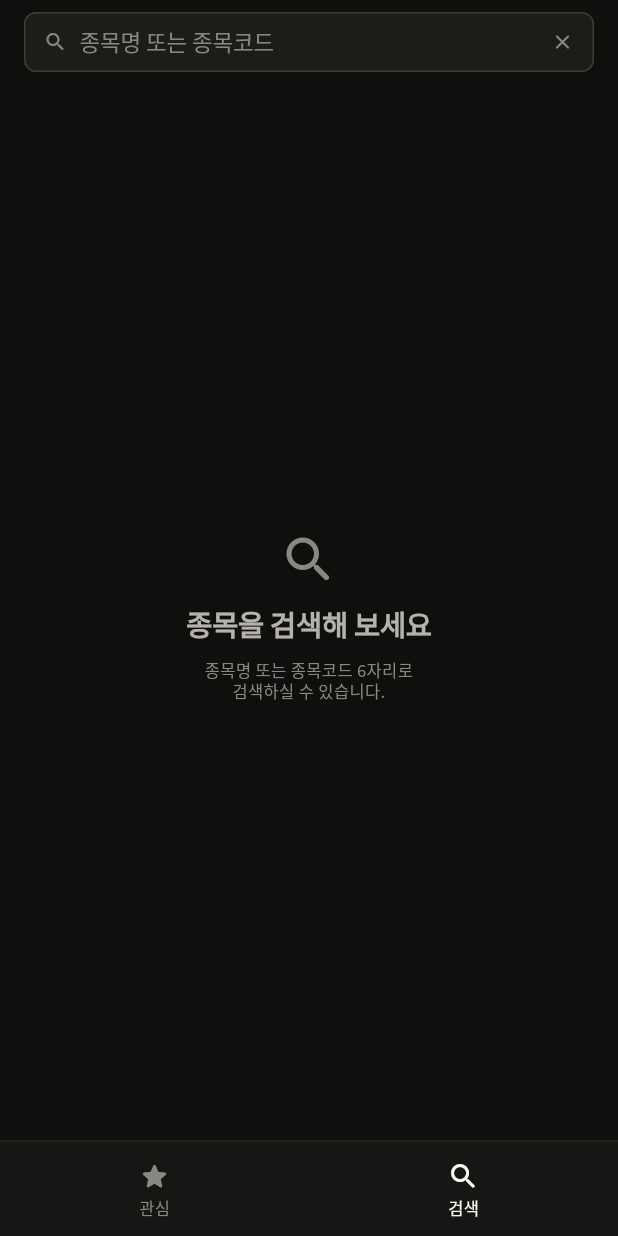
After one commit to developer-kanghyun/edencrew-assignment, a Flutter app: the screen it shows after launch, after a tap on "검색", on a phone screen of 412 x 824 dp. The commit adds this screen. Run offline on Flutter 3.47's test engine with Material 3 defaults, Android fonts, the phone set to English and light mode, and no system bars; missing offline and left inert: cp949_codec.

Commit message:
feat: 검색 화면
- 입력창, 결과 목록, 초기 빈 상태, 결과 없음, 토스트
- 토스트는 2초 뒤 사라짐. 투명도만 0으로 두면 낭독기가 읽어서 트리에서 빼도록 함
- 별 탭 영역을 44pt로. 아이콘 22pt는 HIG 권장치의 절반이고 IconButton도 48로 잡음
- 아이콘 위치와 Identity 폭은 시안과 동일. 오른쪽 여백에서 뺀 만큼 아이콘에 붙여 상쇄
- 검색어가 길면 안내 문구 안에서만 20자로 자름. 입력값은 그대로 둠
- 빈 상태 레이아웃이 관심 화면과 같아 공용 위젯으로 분리

```diff
--- /dev/null
+++ b/lib/screens/search_screen.dart
@@ -0,0 +1,252 @@
+import 'dart:async';
+
+import 'package:flutter/material.dart';
+
+import '../models/search_result.dart';
+import '../state/app_scope.dart';
+import '../state/favorites_state.dart';
+import '../state/search_state.dart';
+import '../theme/app_text_styles.dart';
+import '../theme/theme.dart';
+import '../widgets/empty_state.dart';
+import '../widgets/favorite_toast.dart';
+import '../widgets/search_field.dart';
+import '../widgets/search_result_row.dart';
+
+/// `02 · 검색` 화면. 결과 목록, 초기 빈 상태, 결과 없음, 토스트가 여기에 있다.
+class SearchScreen extends StatefulWidget {
+  const SearchScreen({super.key});
+
+  @override
+  State<SearchScreen> createState() => _SearchScreenState();
+}
+
+class _SearchScreenState extends State<SearchScreen> {
+  final TextEditingController _controller = TextEditingController();
+
+  SearchState? _search;
+
+  /// 토스트가 떠 있으면 등록(true) / 해제(false), 없으면 null.
+  bool? _toastRegistered;
+  Timer? _toastTimer;
+
+  /// 시안에 노출 시간이 없어 직접 정했다. 문구를 읽기에 충분하면서
+  /// 다음 조작을 방해하지 않는 길이로 2초를 골랐다.
+  static const Duration _toastDuration = Duration(seconds: 2);
+
+  /// 토스트와 탭 바 사이 간격 (시안 값).
+  static const double _toastBottomGap = 12;
+
+  @override
+  void didChangeDependencies() {
+    super.didChangeDependencies();
+    _search ??= SearchState(AppScope.of(context).repository);
+  }
+
+  @override
+  void dispose() {
+    _controller.dispose();
+    _toastTimer?.cancel();
+    _search?.dispose();
+    super.dispose();
+  }
+
+  void _onToggleFavorite(SearchResult result) {
+    final FavoritesState favorites = AppScope.of(context).favorites;
+    final bool willRegister = !favorites.isFavorite(result.symbol);
+
+    favorites.toggle(
+      symbol: result.symbol,
+      name: result.name,
+      marketName: result.marketName,
+    );
+
+    // 연달아 누르면 이전 토스트를 교체한다. 쌓이면 화면을 가린다.
+    _toastTimer?.cancel();
+    setState(() => _toastRegistered = willRegister);
+    _toastTimer = Timer(_toastDuration, () {
+      if (mounted) setState(() => _toastRegistered = null);
+    });
+  }
+
+  void _onClear() {
+    _controller.clear();
+    _search!.clear();
+  }
+
+  @override
+  Widget build(BuildContext context) {
+    final SearchState search = _search!;
+    final FavoritesState favorites = AppScope.of(context).favorites;
+
+    return Stack(
+      children: <Widget>[
+        Column(
+          children: <Widget>[
+            SearchField(
+              controller: _controller,
+              onChanged: search.onQueryChanged,
+              onClear: _onClear,
+            ),
+            Expanded(
+              child: ListenableBuilder(
+                listenable: Listenable.merge(<Listenable>[search, favorites]),
+                builder: (BuildContext context, _) =>
+                    _Body(search: search, onToggleFavorite: _onToggleFavorite),
+              ),
+            ),
+          ],
+        ),
+        Positioned(
+          left: context.dimens.space4,
+          right: context.dimens.space4,
+          bottom: _toastBottomGap,
+          child: _ToastSlot(registered: _toastRegistered),
+        ),
+      ],
+    );
+  }
+}
+
+/// 토스트가 뜨고 사라지는 동작. 시안에 정의가 없어 직접 정했다.
+/// 갑자기 나타났다 사라지면 눈에 거슬려서 아래에서 올라오며 서서히 나타난다.
+class _ToastSlot extends StatelessWidget {
+  const _ToastSlot({required this.registered});
+
+  final bool? registered;
+
+  @override
+  Widget build(BuildContext context) {
+    // 숨길 때 투명도만 0으로 두면 위젯이 트리에 남아 화면 낭독기가 읽어버린다.
+    // AnimatedSwitcher는 사라진 뒤 트리에서 빼준다.
+    return IgnorePointer(
+      child: AnimatedSwitcher(
+        duration: const Duration(milliseconds: 200),
+        switchInCurve: Curves.easeOut,
+        switchOutCurve: Curves.easeIn,
+        transitionBuilder: (Widget child, Animation<double> animation) {
+          return FadeTransition(
+            opacity: animation,
+            child: SlideTransition(
+              position: Tween<Offset>(
+                begin: const Offset(0, 0.3),
+                end: Offset.zero,
+              ).animate(animation),
+              child: child,
+            ),
+          );
+        },
+        child: registered == null
+            ? const SizedBox.shrink()
+            : FavoriteToast(
+                key: ValueKey<bool>(registered!),
+                registered: registered!,
+              ),
+      ),
+    );
+  }
+}
+
+class _Body extends StatelessWidget {
+  const _Body({required this.search, required this.onToggleFavorite});
+
+  final SearchState search;
+  final ValueChanged<SearchResult> onToggleFavorite;
+
+  /// 검색어가 아주 길면 빈 상태 문구가 화면을 덮는다. 시안에 정의가 없어
+  /// 문구 안에서만 잘라 보여주기로 했다. 입력값 자체는 건드리지 않는다.
+  static const int _queryPreviewLimit = 20;
+
+  String get _queryPreview {
+    final String query = search.query.trim();
+    return query.length <= _queryPreviewLimit
+        ? query
+        : '${query.substring(0, _queryPreviewLimit)}…';
+  }
+
+  @override
+  Widget build(BuildContext context) {
+    if (search.errorMessage != null) {
+      return _ErrorState(message: search.errorMessage!);
+    }
+
+    if (search.isBeforeSearch) {
+      return const EmptyState(
+        icon: Icons.search_rounded,
+        title: '종목을 검색해 보세요',
+        description: '종목명 또는 종목코드 6자리로\n검색하실 수 있습니다.',
+      );
+    }
+
+    if (search.isLoading) {
+      return const _LoadingState();
+    }
+
+    if (search.hasNoResult) {
+      return EmptyState(
+        icon: Icons.search_off_rounded,
+        title: '검색 결과가 없습니다',
+        description: "'$_queryPreview'와\n일치하는 검색 결과를 찾지 못했습니다.",
+      );
+    }
+
+    final FavoritesState favorites = AppScope.of(context).favorites;
+
+    return ListView.builder(
+      keyboardDismissBehavior: ScrollViewKeyboardDismissBehavior.onDrag,
+      itemCount: search.results.length,
+      itemBuilder: (BuildContext context, int index) {
+        final SearchResult result = search.results[index];
+        return SearchResultRow(
+          result: result,
+          query: search.query,
+          // 별표는 화면이 들고 있지 않고 매번 FavoritesState에 묻는다.
+          isFavorite: favorites.isFavorite(result.symbol),
+          onToggleFavorite: () => onToggleFavorite(result),
+          onTap: () {},
+        );
+      },
+    );
+  }
+}
+
+/// 검색 중 표시. 시안에 없는 상태라 목록 자리에 조용히 넣었다.
+class _LoadingState extends StatelessWidget {
+  const _LoadingState();
+
+  @override
+  Widget build(BuildContext context) {
+    return Center(
+      child: SizedBox(
+        width: context.dimens.iconMd,
+        height: context.dimens.iconMd,
+        child: CircularProgressIndicator(
+          strokeWidth: 2,
+          color: context.colors.textTertiary,
+        ),
+      ),
+    );
+  }
+}
+
+class _ErrorState extends StatelessWidget {
+  const _ErrorState({required this.message});
+
+  final String message;
+
+  @override
+  Widget build(BuildContext context) {
+    return Center(
+      child: Padding(
+        padding: EdgeInsets.symmetric(horizontal: context.dimens.space4),
+        child: Text(
+          message,
+          textAlign: TextAlign.center,
+          style: AppTextStyles.rowSecondary.copyWith(
+            color: context.colors.feedbackWarning,
+          ),
+        ),
+      ),
+    );
+  }
+}
--- a/lib/screens/watchlist_screen.dart
+++ b/lib/screens/watchlist_screen.dart
@@ -5,6 +5,7 @@ import '../state/app_scope.dart';
 import '../state/favorites_state.dart';
 import '../theme/app_text_styles.dart';
 import '../theme/theme.dart';
+import '../widgets/empty_state.dart';
 import '../widgets/watchlist_row.dart';
 
 /// `01 · 관심` 화면. 목록, 빈 상태, 정렬 바텀시트가 모두 여기에 있다.
@@ -43,7 +44,11 @@ class _WatchlistScreenState extends State<WatchlistScreen> {
               _ErrorBanner(message: favorites.errorMessage!),
             Expanded(
               child: favorites.isEmpty
-                  ? const _EmptyState()
+                  ? const EmptyState(
+                      icon: Icons.star_border_rounded,
+                      title: '관심 종목이 없습니다',
+                      description: '검색 탭에서 종목을 찾아\n별 아이콘을 눌러 추가해 주세요.',
+                    )
                   : _StockList(favorites: favorites),
             ),
           ],
@@ -131,50 +136,6 @@ class _StockList extends StatelessWidget {
         itemCount: stocks.length,
         itemBuilder: (BuildContext context, int index) =>
             WatchlistRow(stock: stocks[index]),
-      ),
-    );
-  }
-}
-
-/// `01 · 관심_empty`. 헤더와 탭바는 그대로 두고 목록 자리만 바뀐다.
-class _EmptyState extends StatelessWidget {
-  const _EmptyState();
-
-  static const double _starSize = 40;
-
-  @override
-  Widget build(BuildContext context) {
-    final AppColors colors = context.colors;
-    final AppDimens dimens = context.dimens;
-
-    return Center(
-      child: Padding(
-        padding: EdgeInsets.symmetric(horizontal: dimens.space4),
-        child: Column(
-          mainAxisSize: MainAxisSize.min,
-          children: <Widget>[
-            Icon(
-              Icons.star_border_rounded,
-              size: _starSize,
-              color: colors.textTertiary,
-            ),
-            SizedBox(height: dimens.space3),
-            Text(
-              '관심 종목이 없습니다',
-              style: AppTextStyles.screenTitle.copyWith(
-                color: colors.textSecondary,
-              ),
-            ),
-            SizedBox(height: dimens.space3),
-            Text(
-              '검색 탭에서 종목을 찾아\n별 아이콘을 눌러 추가해 주세요.',
-              textAlign: TextAlign.center,
-              style: AppTextStyles.rowSecondary.copyWith(
-                color: colors.textTertiary,
-              ),
-            ),
-          ],
-        ),
       ),
     );
   }
--- /dev/null
+++ b/lib/widgets/empty_state.dart
@@ -0,0 +1,57 @@
+import 'package:flutter/material.dart';
+
+import '../theme/app_text_styles.dart';
+import '../theme/theme.dart';
+
+/// 목록 자리에 들어가는 빈 상태.
+///
+/// 관심 화면과 검색 화면이 같은 레이아웃을 쓴다 — 아이콘 40, 간격 12,
+/// 제목(`textSecondary`), 간격 12, 안내 문구(`textTertiary`, 가운데 정렬).
+class EmptyState extends StatelessWidget {
+  const EmptyState({
+    required this.icon,
+    required this.title,
+    required this.description,
+    super.key,
+  });
+
+  final IconData icon;
+  final String title;
+  final String description;
+
+  static const double _iconSize = 40;
+
+  @override
+  Widget build(BuildContext context) {
+    final AppColors colors = context.colors;
+    final AppDimens dimens = context.dimens;
+
+    return Center(
+      child: Padding(
+        padding: EdgeInsets.symmetric(horizontal: dimens.space4),
+        child: Column(
+          mainAxisSize: MainAxisSize.min,
+          children: <Widget>[
+            Icon(icon, size: _iconSize, color: colors.textTertiary),
+            SizedBox(height: dimens.space3),
+            Text(
+              title,
+              textAlign: TextAlign.center,
+              style: AppTextStyles.screenTitle.copyWith(
+                color: colors.textSecondary,
+              ),
+            ),
+            SizedBox(height: dimens.space3),
+            Text(
+              description,
+              textAlign: TextAlign.center,
+              style: AppTextStyles.rowSecondary.copyWith(
+                color: colors.textTertiary,
+              ),
+            ),
+          ],
+        ),
+      ),
+    );
+  }
+}
--- /dev/null
+++ b/lib/widgets/search_field.dart
@@ -0,0 +1,93 @@
+import 'package:flutter/material.dart';
+
+import '../theme/app_text_styles.dart';
+import '../theme/theme.dart';
+
+/// 검색 화면 상단의 입력창.
+class SearchField extends StatelessWidget {
+  const SearchField({
+    required this.controller,
+    required this.onChanged,
+    required this.onClear,
+    super.key,
+  });
+
+  final TextEditingController controller;
+  final ValueChanged<String> onChanged;
+  final VoidCallback onClear;
+
+  /// 시안 값. icon 토큰(16 / 20) 중 16과 같지만 입력창 전용이라 여기 둔다.
+  static const double _iconSize = 16;
+
+  /// 입력창 높이 40과 좌우 여백 12는 space 토큰에 없는 시안 값이다.
+  static const double _fieldHeight = 40;
+  static const double _fieldPadding = 12;
+
+  @override
+  Widget build(BuildContext context) {
+    final AppColors colors = context.colors;
+    final AppDimens dimens = context.dimens;
+
+    return Padding(
+      padding: EdgeInsets.fromLTRB(
+        dimens.space4,
+        dimens.space2,
+        dimens.space4,
+        dimens.space3,
+      ),
+      child: Container(
+        height: _fieldHeight,
+        padding: const EdgeInsets.symmetric(horizontal: _fieldPadding),
+        decoration: BoxDecoration(
+          color: colors.surfaceSunken,
+          borderRadius: BorderRadius.circular(dimens.radiusMd),
+          border: Border.all(
+            color: colors.borderStrong,
+            width: dimens.borderHairline,
+          ),
+        ),
+        child: Row(
+          children: <Widget>[
+            Icon(
+              Icons.search_rounded,
+              size: _iconSize,
+              color: colors.textTertiary,
+            ),
+            SizedBox(width: dimens.space2),
+            Expanded(
+              child: TextField(
+                controller: controller,
+                onChanged: onChanged,
+                textInputAction: TextInputAction.search,
+                cursorColor: colors.accentDefault,
+                style: AppTextStyles.rowPrimary.copyWith(
+                  color: colors.textPrimary,
+                ),
+                decoration: InputDecoration(
+                  isDense: true,
+                  border: InputBorder.none,
+                  contentPadding: EdgeInsets.zero,
+                  hintText: '종목명 또는 종목코드',
+                  hintStyle: AppTextStyles.rowPrimary.copyWith(
+                    color: colors.textTertiary,
+                  ),
+                ),
+              ),
+            ),
+            SizedBox(width: dimens.space2),
+            // 시안에는 입력 전에도 지우기 버튼이 그려져 있어 항상 보여준다.
+            GestureDetector(
+              onTap: onClear,
+              behavior: HitTestBehavior.opaque,
+              child: Icon(
+                Icons.close_rounded,
+                size: _iconSize,
+                color: colors.textTertiary,
+              ),
+            ),
+          ],
+        ),
+      ),
+    );
+  }
+}
```
Also changed, not shown: lib/screens/main_screen.dart (+2 -9 lines), lib/widgets/favorite_toast.dart (added, +51 -0 lines), lib/widgets/search_result_row.dart (added, +121 -0 lines), 2 other files.
